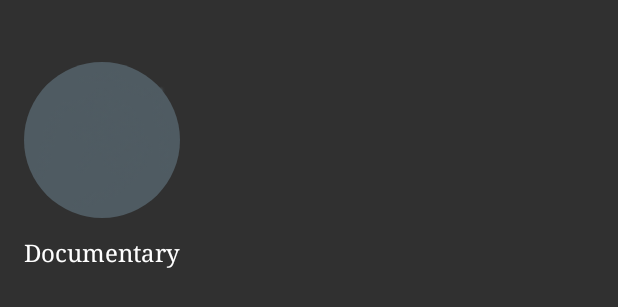
After one commit to sahibdeep07/Cinematic, an Android app: the layout actor_icon_design.xml on its own in the app's theme, with its tools: preview values and no code run, on a phone screen of 412 x 824 dp. The commit adds this screen. Shown: the top 307 px of the screen. Run offline under Robolectric (Android 15) with nearby library versions, the phone set to English and light mode, and no system bars; network calls fail.

Commit message:
actor activity not completed yet it will be done by tomorrow

```diff
--- a/app/src/main/java/cheema/hardeep/sahibdeep/brotherhood/adapters/GenreAdapter.java
+++ b/app/src/main/java/cheema/hardeep/sahibdeep/brotherhood/adapters/GenreAdapter.java
@@ -22,6 +22,7 @@ public class GenreAdapter extends RecyclerView.Adapter<GenreAdapter.GenreViewHol
     private ArrayList<Genre> genreList = new ArrayList();
 
     public void update(List<Genre> genreList){
+        this.genreList.clear();
         this.genreList.addAll(genreList);
         notifyDataSetChanged();
     }
--- a/app/src/main/java/cheema/hardeep/sahibdeep/brotherhood/adapters/UpcomingMovieAdapter.java
+++ b/app/src/main/java/cheema/hardeep/sahibdeep/brotherhood/adapters/UpcomingMovieAdapter.java
@@ -20,7 +20,7 @@ import cheema.hardeep.sahibdeep.brotherhood.R;
 import cheema.hardeep.sahibdeep.brotherhood.models.Movie;
 import cheema.hardeep.sahibdeep.brotherhood.utils.Utilities;
 
-import static cheema.hardeep.sahibdeep.brotherhood.utils.Constants.ROUNDED_CORNER;
+import static cheema.hardeep.sahibdeep.brotherhood.utils.Constants.ROUNDED_CORNER_UPCOMING;
 import static cheema.hardeep.sahibdeep.brotherhood.utils.Constants.SIZE_342;
 
 public class UpcomingMovieAdapter extends RecyclerView.Adapter<UpcomingMovieAdapter.UpcomingMovieViewHolder> {
@@ -50,7 +50,7 @@ public class UpcomingMovieAdapter extends RecyclerView.Adapter<UpcomingMovieAdap
 
     private void loadImageWithGlide(String url, ImageView imageView) {
         RequestOptions requestOptions = new RequestOptions();
-        requestOptions = requestOptions.transforms(new CenterCrop(), new RoundedCorners(ROUNDED_CORNER));
+        requestOptions = requestOptions.transforms(new CenterCrop(), new RoundedCorners(ROUNDED_CORNER_UPCOMING));
         Glide.with(imageView.getContext())
                 .load(Utilities.createImageUrl(url, SIZE_342))
                 .apply(requestOptions)
--- a/app/src/main/java/cheema/hardeep/sahibdeep/brotherhood/api/MovieApi.java
+++ b/app/src/main/java/cheema/hardeep/sahibdeep/brotherhood/api/MovieApi.java
@@ -1,5 +1,6 @@
 package cheema.hardeep.sahibdeep.brotherhood.api;
 
+import cheema.hardeep.sahibdeep.brotherhood.models.ActorResponse;
 import cheema.hardeep.sahibdeep.brotherhood.models.GenreResponse;
 import cheema.hardeep.sahibdeep.brotherhood.models.Upcoming;
 import retrofit2.Call;
@@ -11,6 +12,9 @@ public interface MovieApi {
     @GET("genre/movie/list")
     Call<GenreResponse> getGenre(@Query("language") String language);
 
+    @GET("person/popular")
+    Call<ActorResponse> getActors(@Query("language") String language);
+
     @GET("movie/upcoming")
     Call<Upcoming> getUpcomingMovies(@Query("language") String language, @Query("page") int page);
 }
--- a/app/src/main/java/cheema/hardeep/sahibdeep/brotherhood/utils/Constants.java
+++ b/app/src/main/java/cheema/hardeep/sahibdeep/brotherhood/utils/Constants.java
@@ -8,6 +8,7 @@ public class Constants {
     public static final String APP_NAME = "Brotherhood";
     public static final String EMPTY = "";
     public static final String EN_US = "en-US";
+
     public static final String DATA_DATE_FORMAT = "yyyy-MM-dd";
     public static final String DISPLAY_DATE_FORMAT = "EEEE ~ MMM d, yyyy";
     public static final String DISPLAY_DATE_WEEK_RANGE_FORMAT = "MMM d";
@@ -22,5 +23,6 @@ public class Constants {
     public static final String SIZE_780 = "w780";
     public static final String SIZE_ORIGINAL = "original";
 
-    public static final int ROUNDED_CORNER = 20;
+    public static final int ROUNDED_CORNER_ACTORS = 100;
+    public static final int ROUNDED_CORNER_UPCOMING = 20;
 }
--- /dev/null
+++ b/app/src/main/res/drawable/circular_background.xml
@@ -0,0 +1,10 @@
+<?xml version="1.0" encoding="UTF-8"?>
+<shape xmlns:android="http://schemas.android.com/apk/res/android"
+    android:shape="oval">
+
+    <solid android:color="@color/colorPrimaryLight" />
+
+    <size
+        android:width="110dp"
+        android:height="110dp" />
+</shape>
--- a/app/src/main/res/layout/activity_name.xml
+++ b/app/src/main/res/layout/activity_name.xml
@@ -24,8 +24,7 @@
         app:layout_constraintBottom_toBottomOf="parent"
         app:layout_constraintEnd_toEndOf="parent"
         app:layout_constraintStart_toStartOf="parent"
-        app:layout_constraintTop_toTopOf="parent"
-        tools:text="Sahib" />
+        app:layout_constraintTop_toTopOf="parent" />
 
     <TextView
         android:id="@+id/nameText"
--- /dev/null
+++ b/app/src/main/res/layout/actor_icon_design.xml
@@ -0,0 +1,37 @@
+<?xml version="1.0" encoding="utf-8"?>
+<android.support.constraint.ConstraintLayout xmlns:android="http://schemas.android.com/apk/res/android"
+    xmlns:app="http://schemas.android.com/apk/res-auto"
+    xmlns:tools="http://schemas.android.com/tools"
+    android:layout_width="wrap_content"
+    android:layout_height="wrap_content"
+    android:layout_marginLeft="8dp"
+    android:layout_marginBottom="8dp"
+    android:layout_marginTop="8dp"
+    android:layout_marginRight="8dp">
+
+    <ImageView
+        android:id="@+id/actorIcon"
+        android:layout_width="104dp"
+        android:layout_height="104dp"
+        android:background="@drawable/circular_background"
+        android:padding="4dp"
+        app:layout_constraintBottom_toBottomOf="parent"
+        app:layout_constraintEnd_toEndOf="parent"
+        app:layout_constraintStart_toStartOf="parent"
+        app:layout_constraintTop_toTopOf="parent"
+        tools:srcCompat="@drawable/icon_action" />
+
+    <TextView
+        android:id="@+id/actorName"
+        android:layout_width="120dp"
+        android:layout_height="0dp"
+        android:layout_marginTop="12dp"
+        android:textColor="@color/primaryTextColor"
+        android:textSize="16sp"
+        android:typeface="serif"
+        android:gravity="center"
+        app:layout_constraintEnd_toEndOf="parent"
+        app:layout_constraintStart_toStartOf="parent"
+        app:layout_constraintTop_toBottomOf="@id/actorIcon"
+        tools:text="Documentary" />
+</android.support.constraint.ConstraintLayout>
```
Also changed, not shown: app/src/main/AndroidManifest.xml (+7 -5 lines), app/src/main/java/cheema/hardeep/sahibdeep/brotherhood/activities/ActorActivity.java (+35 -0 lines), app/src/main/java/cheema/hardeep/sahibdeep/brotherhood/activities/GenreActivity.java (+8 -8 lines), app/src/main/java/cheema/hardeep/sahibdeep/brotherhood/adapters/ActorAdapter.java (added, +84 -0 lines), app/src/main/java/cheema/hardeep/sahibdeep/brotherhood/models/Actor.java (added, +79 -0 lines), app/src/main/java/cheema/hardeep/sahibdeep/brotherhood/models/ActorResponse.java (added, +51 -0 lines), app/src/main/res/drawable/circular_background_selected.xml (added, +10 -0 lines), app/src/main/res/layout/activity_actor.xml (+12 -0 lines).
